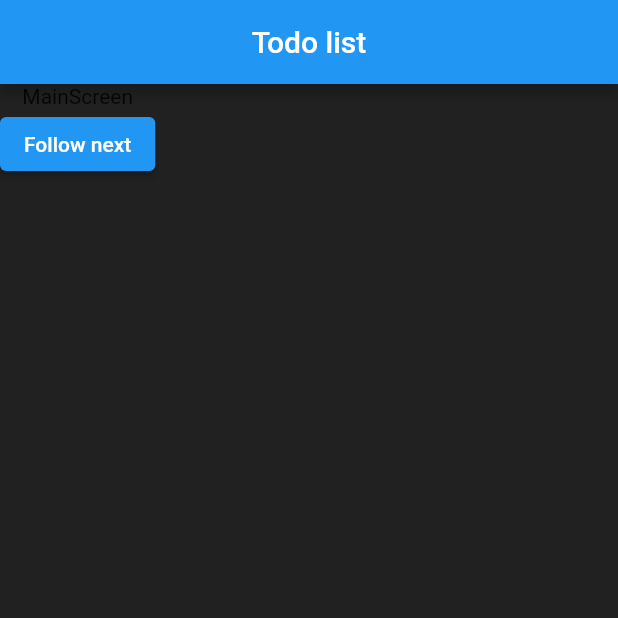
After one commit to Lina6453/flutter_to, a Flutter app: the screen it shows after launch, on a phone screen of 412 x 824 dp, the top half of it. The commit adds this screen. Run offline on Flutter 3.47's test engine with Material 2 defaults, Android fonts, the phone set to English and light mode, and no system bars.

Commit message:
Add new window

```diff
--- a/lib/main.dart
+++ b/lib/main.dart
@@ -1,8 +1,13 @@
 import 'package:flutter/material.dart';
 import 'package:flutter_todo/pages/home.dart';
+import 'package:flutter_todo/pages/main_screen.dart';
 void main() => runApp(MaterialApp(
   theme: ThemeData(
     primaryColor: Colors.amber,
   ),
-  home: Home(),
+  initialRoute: '/',
+  routes: {
+    '/': (context) => MainScreen(),
+    '/todo': (context) => Home(),
+  },
 ));
--- /dev/null
+++ b/lib/pages/main_screen.dart
@@ -0,0 +1,21 @@
+import 'package:flutter/material.dart';
+class MainScreen extends StatelessWidget {
+  const MainScreen({Key? key}) : super(key: key);
+
+  @override
+  Widget build(BuildContext context) {
+    return Scaffold(
+        backgroundColor: Colors.grey[900],
+        appBar: AppBar(
+        title: Text('Todo list'),
+        centerTitle: true,
+      ),
+      body: Column (
+      children: [
+        Text('MainScreen'),
+        ElevatedButton(onPressed: () {}, child: Text('Follow next'))
+      ],
+    )
+    );
+  }
+}
```
